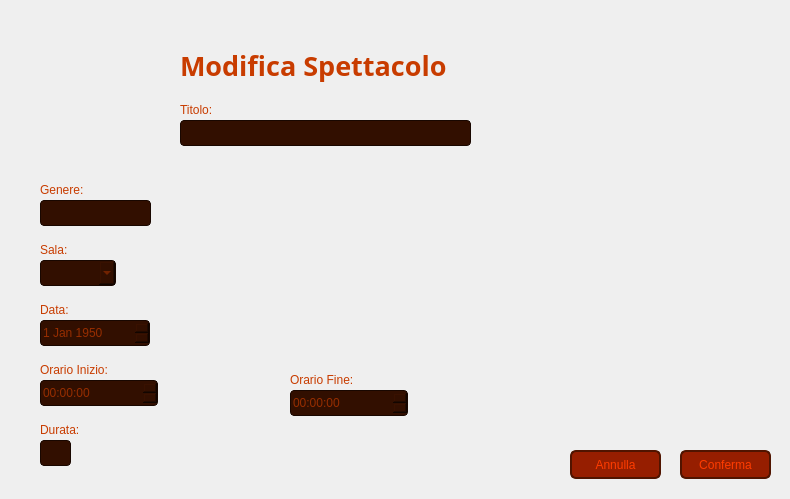
Old version of the form Viste/VistaModificaSpettacoloAmministratore.ui in the repository GiacomoPrincipi/CineMax.
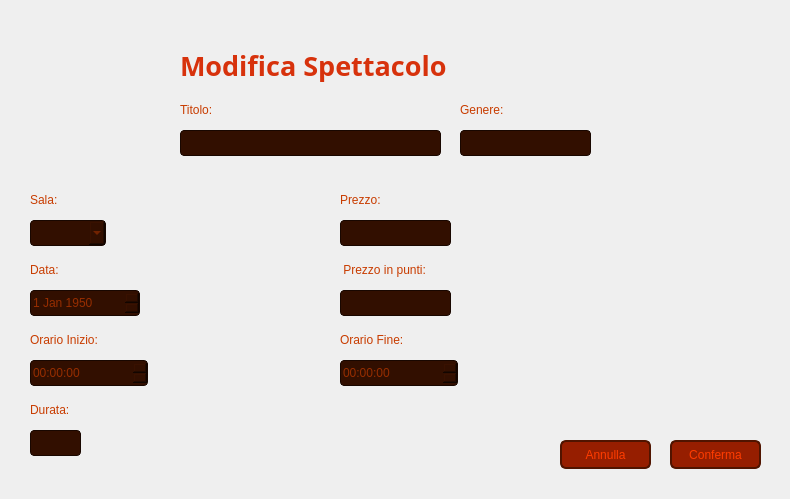
New version of the form. Icons and pictures are not drawn.

Diff of the .ui file:
```diff
--- a/Viste/VistaModificaSpettacoloAmministratore.ui
+++ b/Viste/VistaModificaSpettacoloAmministratore.ui
@@ -32,8 +32,8 @@
     background: qlineargradient(
         x1: 0, y1: 1,
         x2: 0, y2: 0,
-        stop: 0 #320F00,
-        stop: 1 #641E00
+        stop: 0 #210A00,
+        stop: 1 #7D2100
     );
 }</string>
    </property>
@@ -99,7 +99,7 @@
    </property>
    <property name="styleSheet">
     <string notr="true">QLabel {
-    color: #C83C00;
+    color: #D7320C;
 }</string>
    </property>
    <property name="text">
@@ -112,8 +112,8 @@
   <widget class="QLabel" name="labelGenere">
    <property name="geometry">
     <rect>
-     <x>40</x>
-     <y>180</y>
+     <x>460</x>
+     <y>100</y>
      <width>81</width>
      <height>20</height>
     </rect>
@@ -133,8 +133,8 @@
   <widget class="QLabel" name="labelOrarioInizio">
    <property name="geometry">
     <rect>
-     <x>40</x>
-     <y>360</y>
+     <x>30</x>
+     <y>330</y>
      <width>101</width>
      <height>20</height>
     </rect>
@@ -154,8 +154,8 @@
   <widget class="QLabel" name="labelSala">
    <property name="geometry">
     <rect>
-     <x>40</x>
-     <y>240</y>
+     <x>30</x>
+     <y>190</y>
      <width>81</width>
      <height>20</height>
     </rect>
@@ -175,8 +175,8 @@
   <widget class="QLabel" name="labelData">
    <property name="geometry">
     <rect>
-     <x>40</x>
-     <y>300</y>
+     <x>30</x>
+     <y>260</y>
      <width>81</width>
      <height>20</height>
     </rect>
@@ -196,8 +196,8 @@
   <widget class="QLabel" name="labelOrarioFine">
    <property name="geometry">
     <rect>
-     <x>290</x>
-     <y>370</y>
+     <x>340</x>
+     <y>330</y>
      <width>101</width>
      <height>20</height>
     </rect>
@@ -217,8 +217,8 @@
   <widget class="QLabel" name="labelDurata">
    <property name="geometry">
     <rect>
-     <x>40</x>
-     <y>420</y>
+     <x>30</x>
+     <y>400</y>
      <width>101</width>
      <height>20</height>
     </rect>
@@ -239,8 +239,8 @@
    <property name="geometry">
     <rect>
      <x>180</x>
-     <y>120</y>
-     <width>291</width>
+     <y>130</y>
+     <width>261</width>
      <height>26</height>
     </rect>
    </property>
@@ -259,9 +259,9 @@
   <widget class="QLineEdit" name="lineEditGenere">
    <property name="geometry">
     <rect>
-     <x>40</x>
-     <y>200</y>
-     <width>111</width>
+     <x>460</x>
+     <y>130</y>
+     <width>131</width>
      <height>26</height>
     </rect>
    </property>
@@ -280,9 +280,9 @@
   <widget class="QLineEdit" name="lineEditDurata">
    <property name="geometry">
     <rect>
-     <x>40</x>
-     <y>440</y>
-     <width>31</width>
+     <x>30</x>
+     <y>430</y>
+     <width>51</width>
      <height>26</height>
     </rect>
    </property>
@@ -301,8 +301,8 @@
   <widget class="QPushButton" name="pushButtonConferma">
    <property name="geometry">
     <rect>
-     <x>680</x>
-     <y>450</y>
+     <x>670</x>
+     <y>440</y>
      <width>91</width>
      <height>29</height>
     </rect>
@@ -315,6 +315,10 @@
     border-radius: 6px;
 }
 
+QPushButton:focus {
+    outline: none;
+}
+
 QPushButton:hover {
     background-color: #C83200;
 }</string>
@@ -326,8 +330,8 @@
   <widget class="QPushButton" name="pushButtonAnnulla">
    <property name="geometry">
     <rect>
-     <x>570</x>
-     <y>450</y>
+     <x>560</x>
+     <y>440</y>
      <width>91</width>
      <height>29</height>
     </rect>
@@ -340,6 +344,10 @@
     border-radius: 6px;
 }
 
+QPushButton:focus {
+    outline: none;
+}
+
 QPushButton:hover {
     background-color: #C83200;
 }</string>
@@ -351,8 +359,8 @@
   <widget class="QComboBox" name="comboBoxSala">
    <property name="geometry">
     <rect>
-     <x>40</x>
-     <y>260</y>
+     <x>30</x>
+     <y>220</y>
      <width>76</width>
      <height>26</height>
     </rect>
@@ -381,8 +389,8 @@
   <widget class="QDateEdit" name="dateEditData">
    <property name="geometry">
     <rect>
-     <x>40</x>
-     <y>320</y>
+     <x>30</x>
+     <y>290</y>
      <width>110</width>
      <height>26</height>
     </rect>
@@ -393,14 +401,7 @@
     color: #962D00;
     border: 1px solid #190700;
     border-radius: 4px;
-	transition: border-color 1.5s ease;
 }
-
-QDateEdit:focus {
-	border-color:#FF3C00;
-	transition: border-color 1.5s ease;
-}
-
 </string>
    </property>
    <property name="dateTime">
@@ -422,7 +423,7 @@
    </property>
    <property name="maximumDateTime">
     <datetime>
-     <hour>12</hour>
+     <hour>11</hour>
      <minute>59</minute>
      <second>59</second>
      <year>2050</year>
@@ -432,7 +433,7 @@
    </property>
    <property name="minimumDateTime">
     <datetime>
-     <hour>15</hour>
+     <hour>14</hour>
      <minute>0</minute>
      <second>0</second>
      <year>1949</year>
@@ -444,8 +445,8 @@
   <widget class="QTimeEdit" name="timeEditOrarioFine">
    <property name="geometry">
     <rect>
-     <x>290</x>
-     <y>390</y>
+     <x>340</x>
+     <y>360</y>
      <width>118</width>
      <height>26</height>
     </rect>
@@ -456,22 +457,15 @@
     color: #962D00;
     border: 1px solid #190700;
     border-radius: 4px;
-	transition: border-color 1.5s ease;
 }
-
-QTimeEdit:focus {
-	border-color:#FF3C00;
-	transition: border-color 1.5s ease;
-}
-
 </string>
    </property>
   </widget>
   <widget class="QTimeEdit" name="timeEditOrarioInizio">
    <property name="geometry">
     <rect>
-     <x>40</x>
-     <y>380</y>
+     <x>30</x>
+     <y>360</y>
      <width>118</width>
      <height>26</height>
     </rect>
@@ -482,12 +476,6 @@
     color: #962D00;
     border: 1px solid #190700;
     border-radius: 4px;
-	transition: border-color 1.5s ease;
-}
-
-QTimeEdit:focus {
-	border-color:#FF3C00;
-	transition: border-color 1.5s ease;
 }
 
 </string>
@@ -496,8 +484,8 @@
   <widget class="QLabel" name="labelErroreTitolo">
    <property name="geometry">
     <rect>
-     <x>480</x>
-     <y>120</y>
+     <x>180</x>
+     <y>160</y>
      <width>121</width>
      <height>20</height>
     </rect>
@@ -517,8 +505,8 @@
   <widget class="QLabel" name="labelErroreGenere">
    <property name="geometry">
     <rect>
-     <x>160</x>
-     <y>200</y>
+     <x>460</x>
+     <y>160</y>
      <width>121</width>
      <height>20</height>
     </rect>
@@ -538,9 +526,9 @@
   <widget class="QLabel" name="labelErroreSala">
    <property name="geometry">
     <rect>
-     <x>130</x>
-     <y>260</y>
-     <width>121</width>
+     <x>120</x>
+     <y>220</y>
+     <width>151</width>
      <height>20</height>
     </rect>
    </property>
@@ -559,9 +547,9 @@
   <widget class="QLabel" name="labelErroreData">
    <property name="geometry">
     <rect>
-     <x>160</x>
-     <y>320</y>
-     <width>121</width>
+     <x>150</x>
+     <y>290</y>
+     <width>161</width>
      <height>20</height>
     </rect>
    </property>
@@ -581,8 +569,8 @@
    <property name="geometry">
     <rect>
      <x>160</x>
-     <y>380</y>
-     <width>121</width>
+     <y>360</y>
+     <width>161</width>
      <height>20</height>
     </rect>
    </property>
@@ -601,9 +589,9 @@
   <widget class="QLabel" name="labelErroreOrarioFine">
    <property name="geometry">
     <rect>
-     <x>410</x>
-     <y>390</y>
-     <width>121</width>
+     <x>470</x>
+     <y>360</y>
+     <width>171</width>
      <height>20</height>
     </rect>
    </property>
@@ -622,9 +610,135 @@
   <widget class="QLabel" name="labelErroreDurata">
    <property name="geometry">
     <rect>
-     <x>80</x>
-     <y>450</y>
-     <width>121</width>
+     <x>90</x>
+     <y>430</y>
+     <width>171</width>
+     <height>20</height>
+    </rect>
+   </property>
+   <property name="styleSheet">
+    <string notr="true">QLabel {
+    color: #FF0000
+}</string>
+   </property>
+   <property name="text">
+    <string/>
+   </property>
+   <property name="alignment">
+    <set>Qt::AlignmentFlag::AlignLeading|Qt::AlignmentFlag::AlignLeft|Qt::AlignmentFlag::AlignVCenter</set>
+   </property>
+  </widget>
+  <widget class="QLineEdit" name="lineEditPrezzoPunti">
+   <property name="geometry">
+    <rect>
+     <x>340</x>
+     <y>290</y>
+     <width>111</width>
+     <height>26</height>
+    </rect>
+   </property>
+   <property name="styleSheet">
+    <string notr="true">QLineEdit {
+    background-color: #320F00;
+    color: #962D00;
+    border: 1px solid #190700;
+    border-radius: 4px;
+}</string>
+   </property>
+   <property name="text">
+    <string/>
+   </property>
+  </widget>
+  <widget class="QLabel" name="labelPrezzoPunti">
+   <property name="geometry">
+    <rect>
+     <x>340</x>
+     <y>260</y>
+     <width>111</width>
+     <height>20</height>
+    </rect>
+   </property>
+   <property name="styleSheet">
+    <string notr="true">QLabel {
+    color: #C83C00;
+}</string>
+   </property>
+   <property name="text">
+    <string> Prezzo in punti:</string>
+   </property>
+   <property name="alignment">
+    <set>Qt::AlignmentFlag::AlignLeading|Qt::AlignmentFlag::AlignLeft|Qt::AlignmentFlag::AlignVCenter</set>
+   </property>
+  </widget>
+  <widget class="QLineEdit" name="lineEditPrezzo">
+   <property name="geometry">
+    <rect>
+     <x>340</x>
+     <y>220</y>
+     <width>111</width>
+     <height>26</height>
+    </rect>
+   </property>
+   <property name="styleSheet">
+    <string notr="true">QLineEdit {
+    background-color: #320F00;
+    color: #962D00;
+    border: 1px solid #190700;
+    border-radius: 4px;
+}</string>
+   </property>
+   <property name="text">
+    <string/>
+   </property>
+  </widget>
+  <widget class="QLabel" name="labelPrezzo">
+   <property name="geometry">
+    <rect>
+     <x>340</x>
+     <y>190</y>
+     <width>101</width>
+     <height>20</height>
+    </rect>
+   </property>
+   <property name="styleSheet">
+    <string notr="true">QLabel {
+    color: #C83C00;
+}</string>
+   </property>
+   <property name="text">
+    <string>Prezzo:</string>
+   </property>
+   <property name="alignment">
+    <set>Qt::AlignmentFlag::AlignLeading|Qt::AlignmentFlag::AlignLeft|Qt::AlignmentFlag::AlignVCenter</set>
+   </property>
+  </widget>
+  <widget class="QLabel" name="labelErrorePrezzo">
+   <property name="geometry">
+    <rect>
+     <x>460</x>
+     <y>220</y>
+     <width>181</width>
+     <height>20</height>
+    </rect>
+   </property>
+   <property name="styleSheet">
+    <string notr="true">QLabel {
+    color: #FF0000
+}</string>
+   </property>
+   <property name="text">
+    <string/>
+   </property>
+   <property name="alignment">
+    <set>Qt::AlignmentFlag::AlignLeading|Qt::AlignmentFlag::AlignLeft|Qt::AlignmentFlag::AlignVCenter</set>
+   </property>
+  </widget>
+  <widget class="QLabel" name="labelErrorePrezzoPunti">
+   <property name="geometry">
+    <rect>
+     <x>460</x>
+     <y>290</y>
+     <width>181</width>
      <height>20</height>
     </rect>
    </property>
```
